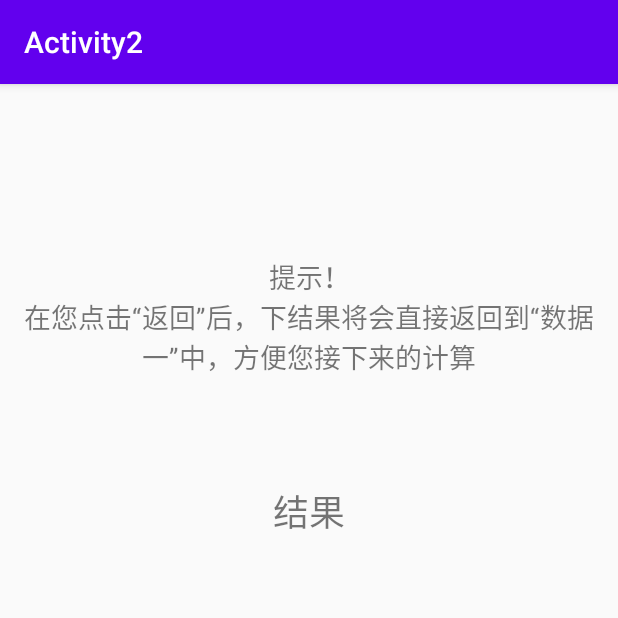
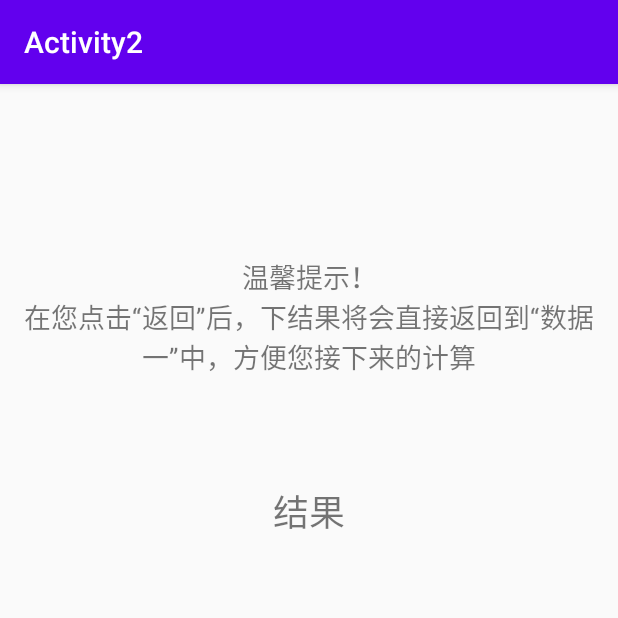
Before and after one commit to ALittlePanda/Demo_02, an Android app: the Activity2 screen opened directly, with no data from a screen before it, on a phone screen of 412 x 824 dp, the top half of it. Run offline under Robolectric (Android 15) with nearby library versions, the phone set to English and light mode, and no system bars; 1 statement that could not run was skipped.

Commit message:
修改注释

```diff
--- a/app/src/main/res/values/strings.xml
+++ b/app/src/main/res/values/strings.xml
@@ -25,5 +25,5 @@
     <string name="text_2">" "</string>
     <string name="date">1.0.3date</string>
     <string name="view_1">图标</string>
-    <string name="Activity2_text">提示！\n在您点击“返回”后，下结果将会直接返回到“数据一”中，方便您接下来的计算</string>
+    <string name="Activity2_text">温馨提示！\n在您点击“返回”后，下结果将会直接返回到“数据一”中，方便您接下来的计算</string>
 </resources>
```
